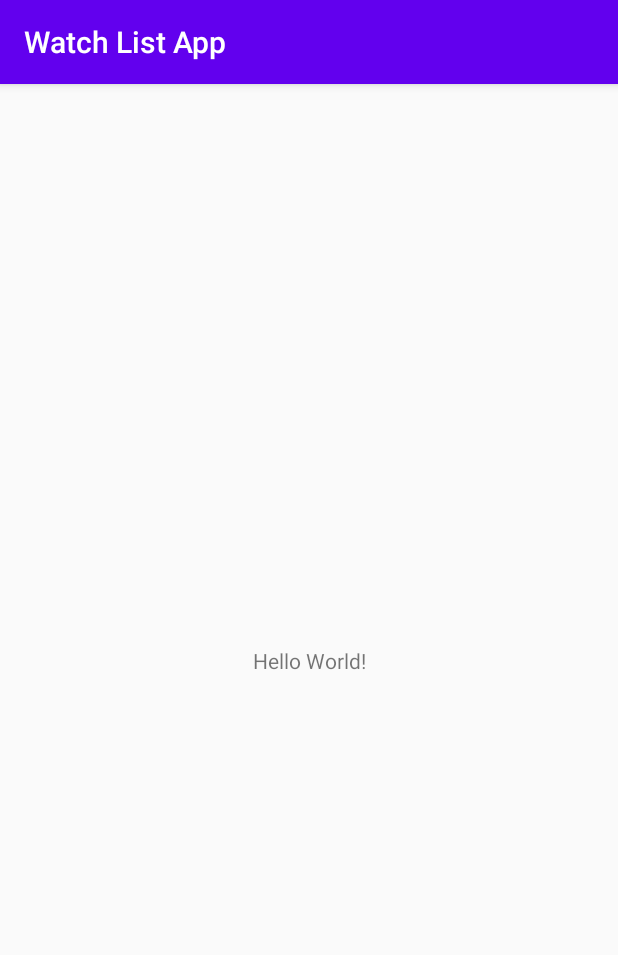
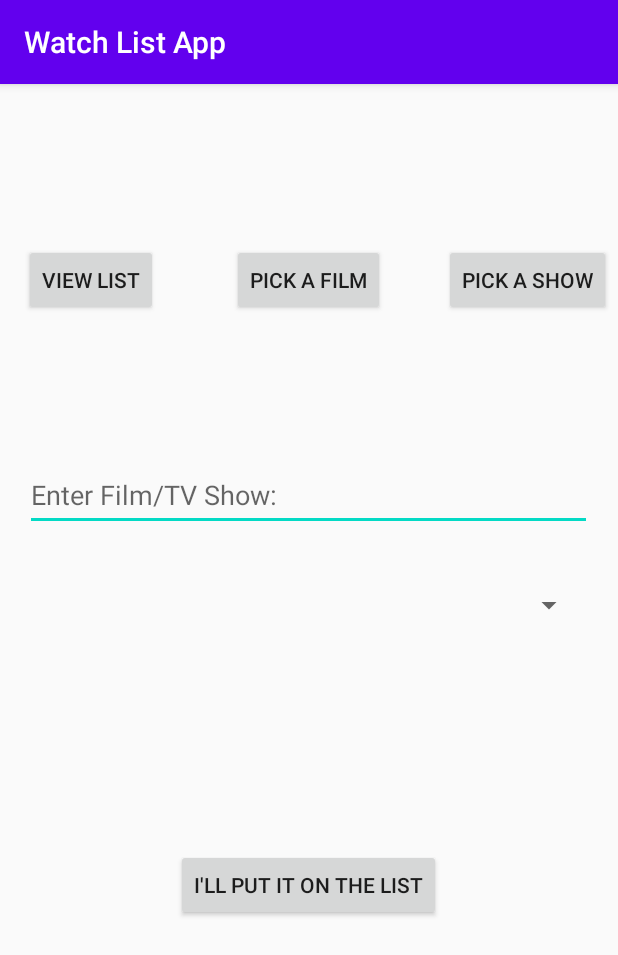
Before and after one commit to Ahmad-Shehzad/Watch-List-App, an Android app: the screen it shows after launch (MainActivity), on a phone screen of 412 x 824 dp. Shown: the top 955 px of the screen. Run offline under Robolectric (Android 15) with nearby library versions, the phone set to English and light mode, and no system bars; 11 statements that could not run were skipped.

Commit message:
Added objects

```diff
--- a/app/build.gradle
+++ b/app/build.gradle
@@ -26,6 +26,7 @@ dependencies {
     implementation fileTree(dir: "libs", include: ["*.jar"])
     implementation 'androidx.appcompat:appcompat:1.2.0'
     implementation 'androidx.constraintlayout:constraintlayout:2.0.4'
+    implementation 'com.google.android.material:material:1.2.0'
     testImplementation 'junit:junit:4.12'
     androidTestImplementation 'androidx.test.ext:junit:1.1.2'
     androidTestImplementation 'androidx.test.espresso:espresso-core:3.3.0'
--- a/app/src/main/AndroidManifest.xml
+++ b/app/src/main/AndroidManifest.xml
@@ -9,6 +9,7 @@
         android:roundIcon="@mipmap/ic_launcher_round"
         android:supportsRtl="true"
         android:theme="@style/AppTheme">
+        <activity android:name=".ViewList"></activity>
         <activity android:name=".MainActivity">
             <intent-filter>
                 <action android:name="android.intent.action.MAIN" />
--- a/app/src/main/java/com/example/watchlistapp/MainActivity.java
+++ b/app/src/main/java/com/example/watchlistapp/MainActivity.java
@@ -2,13 +2,77 @@ package com.example.watchlistapp;
 
 import androidx.appcompat.app.AppCompatActivity;
 
+import android.content.Intent;
 import android.os.Bundle;
+import android.view.View;
+import android.widget.ArrayAdapter;
+import android.widget.Button;
+import android.widget.EditText;
+import android.widget.Spinner;
+
+import java.util.ArrayList;
 
 public class MainActivity extends AppCompatActivity {
+    //Adding objects
+    Button view = findViewById(R.id.view);
+    Button pickMovie = findViewById(R.id.movie);
+    Button pickTV = findViewById(R.id.tv);
+    Button add = findViewById(R.id.add);
+    EditText entryName = findViewById(R.id.entryName);
+    Spinner category = findViewById(R.id.category);
+
+    //Methods to navigate between activities
+    public void goToView(){
+        startActivity(new Intent(this, ViewList.class));
+    }
 
     @Override
     protected void onCreate(Bundle savedInstanceState) {
         super.onCreate(savedInstanceState);
         setContentView(R.layout.activity_main);
+
+        //Programming the view list button
+        view.setOnClickListener(new View.OnClickListener() {
+            @Override
+            public void onClick(View view) {
+                goToView();
+            }
+        });
+
+
+        //Programming the pick movie button
+        pickMovie.setOnClickListener(new View.OnClickListener() {
+            @Override
+            public void onClick(View view) {
+
+            }
+        });
+
+        //Programming the pick tv show button
+        pickTV.setOnClickListener(new View.OnClickListener() {
+            @Override
+            public void onClick(View view) {
+
+            }
+        });
+
+        //Adding options to the spinner
+        ArrayList<String> categories = new ArrayList<>();
+        categories.add("Film");
+        categories.add("TV Show");
+
+        //Creating and adding adapter to spinner
+        ArrayAdapter<String> adapter = new ArrayAdapter<>(this,android.R.layout.simple_spinner_dropdown_item, categories);
+        category.setAdapter(adapter);
+
+        //Programming add button
+        add.setOnClickListener(new View.OnClickListener() {
+            @Override
+            public void onClick(View view) {
+                String name = entryName.getText().toString(); //get input data and convert to string to store in database
+                String cat = category.getSelectedItem().toString();
+
+            }
+        });
     }
 }
--- /dev/null
+++ b/app/src/main/java/com/example/watchlistapp/ViewList.java
@@ -0,0 +1,14 @@
+package com.example.watchlistapp;
+
+import androidx.appcompat.app.AppCompatActivity;
+
+import android.os.Bundle;
+
+public class ViewList extends AppCompatActivity {
+
+    @Override
+    protected void onCreate(Bundle savedInstanceState) {
+        super.onCreate(savedInstanceState);
+        setContentView(R.layout.activity_view_list);
+    }
+}
--- a/app/src/main/res/layout/activity_main.xml
+++ b/app/src/main/res/layout/activity_main.xml
@@ -6,13 +6,101 @@
     android:layout_height="match_parent"
     tools:context=".MainActivity">
 
-    <TextView
+    <Button
+        android:id="@+id/view"
         android:layout_width="wrap_content"
         android:layout_height="wrap_content"
-        android:text="Hello World!"
+        android:layout_marginStart="16dp"
+        android:layout_marginLeft="16dp"
+        android:layout_marginTop="88dp"
+        android:layout_marginEnd="307dp"
+        android:layout_marginRight="307dp"
+        android:layout_marginBottom="595dp"
+        android:text="View List"
         app:layout_constraintBottom_toBottomOf="parent"
-        app:layout_constraintLeft_toLeftOf="parent"
-        app:layout_constraintRight_toRightOf="parent"
+        app:layout_constraintEnd_toEndOf="parent"
+        app:layout_constraintStart_toStartOf="parent"
+        app:layout_constraintTop_toTopOf="parent" />
+
+    <Button
+        android:id="@+id/tv"
+        android:layout_width="wrap_content"
+        android:layout_height="wrap_content"
+        android:layout_marginStart="307dp"
+        android:layout_marginLeft="307dp"
+        android:layout_marginTop="88dp"
+        android:layout_marginEnd="16dp"
+        android:layout_marginRight="16dp"
+        android:layout_marginBottom="595dp"
+        android:text="Pick A Show"
+        app:layout_constraintBottom_toBottomOf="parent"
+        app:layout_constraintEnd_toEndOf="parent"
+        app:layout_constraintStart_toStartOf="parent"
+        app:layout_constraintTop_toTopOf="parent" />
+
+    <Button
+        android:id="@+id/movie"
+        android:layout_width="wrap_content"
+        android:layout_height="wrap_content"
+        android:layout_marginStart="161dp"
+        android:layout_marginLeft="161dp"
+        android:layout_marginTop="88dp"
+        android:layout_marginEnd="162dp"
+        android:layout_marginRight="162dp"
+        android:layout_marginBottom="595dp"
+        android:text="Pick A Film"
+        app:layout_constraintBottom_toBottomOf="parent"
+        app:layout_constraintEnd_toEndOf="parent"
+        app:layout_constraintStart_toStartOf="parent"
+        app:layout_constraintTop_toTopOf="parent" />
+
+    <EditText
+        android:id="@+id/entryName"
+        android:layout_width="378dp"
+        android:layout_height="47dp"
+        android:layout_marginStart="16dp"
+        android:layout_marginLeft="16dp"
+        android:layout_marginTop="232dp"
+        android:layout_marginEnd="17dp"
+        android:layout_marginRight="17dp"
+        android:layout_marginBottom="452dp"
+        android:ems="10"
+        android:hint="Enter Film/TV Show:"
+        android:inputType="textPersonName"
+        app:layout_constraintBottom_toBottomOf="parent"
+        app:layout_constraintEnd_toEndOf="parent"
+        app:layout_constraintStart_toStartOf="parent"
+        app:layout_constraintTop_toTopOf="parent" />
+
+    <Spinner
+        android:id="@+id/category"
+        android:layout_width="373dp"
+        android:layout_height="53dp"
+        android:layout_marginStart="16dp"
+        android:layout_marginLeft="16dp"
+        android:layout_marginTop="302dp"
+        android:layout_marginEnd="22dp"
+        android:layout_marginRight="22dp"
+        android:layout_marginBottom="376dp"
+        app:layout_constraintBottom_toBottomOf="parent"
+        app:layout_constraintEnd_toEndOf="parent"
+        app:layout_constraintStart_toStartOf="parent"
+        app:layout_constraintTop_toTopOf="parent" />
+
+    <Button
+        android:id="@+id/add"
+        android:layout_width="wrap_content"
+        android:layout_height="wrap_content"
+        android:layout_marginStart="161dp"
+        android:layout_marginLeft="161dp"
+        android:layout_marginTop="491dp"
+        android:layout_marginEnd="162dp"
+        android:layout_marginRight="162dp"
+        android:layout_marginBottom="192dp"
+        android:text="I'll Put It On The List"
+        app:layout_constraintBottom_toBottomOf="parent"
+        app:layout_constraintEnd_toEndOf="parent"
+        app:layout_constraintStart_toStartOf="parent"
         app:layout_constraintTop_toTopOf="parent" />
 
 </androidx.constraintlayout.widget.ConstraintLayout>
--- /dev/null
+++ b/app/src/main/res/layout/activity_view_list.xml
@@ -0,0 +1,9 @@
+<?xml version="1.0" encoding="utf-8"?>
+<androidx.constraintlayout.widget.ConstraintLayout xmlns:android="http://schemas.android.com/apk/res/android"
+    xmlns:app="http://schemas.android.com/apk/res-auto"
+    xmlns:tools="http://schemas.android.com/tools"
+    android:layout_width="match_parent"
+    android:layout_height="match_parent"
+    tools:context=".ViewList">
+
+</androidx.constraintlayout.widget.ConstraintLayout>
```
